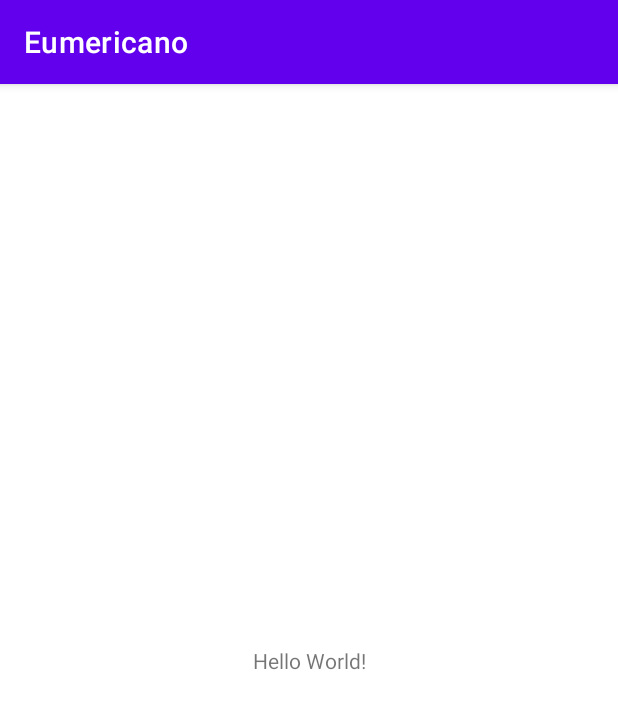
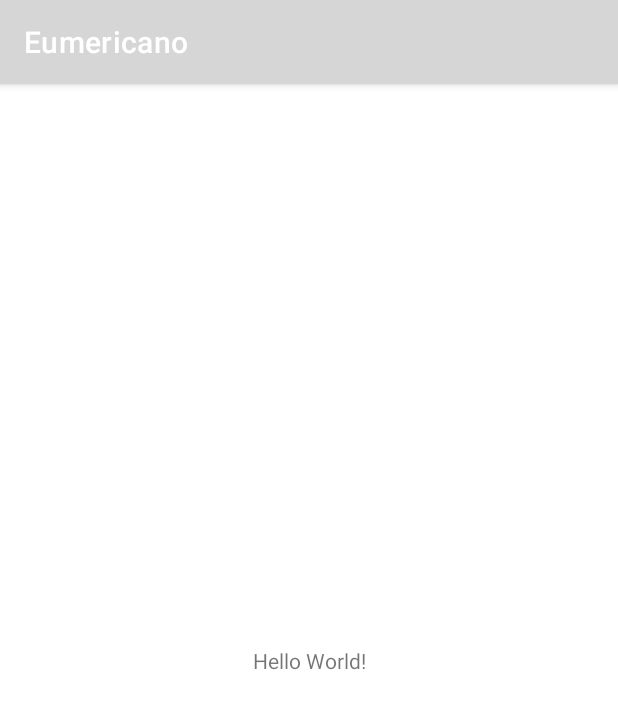
Before and after one commit to Index-dev/What_I_Need, an Android app: the screen it shows after launch (MainActivity), on a phone screen of 412 x 824 dp. Shown: the top 709 px of the screen. Run offline under Robolectric (Android 15) with nearby library versions, the phone set to English and light mode, and no system bars.

Commit message:
feat: Add splash bg and set theme color

```diff
--- a/younghyun/app/src/main/res/values/colors.xml
+++ b/younghyun/app/src/main/res/values/colors.xml
@@ -1,10 +1,10 @@
 <?xml version="1.0" encoding="utf-8"?>
 <resources>
-    <color name="purple_200">#FFBB86FC</color>
-    <color name="purple_500">#FF6200EE</color>
-    <color name="purple_700">#FF3700B3</color>
-    <color name="teal_200">#FF03DAC5</color>
-    <color name="teal_700">#FF018786</color>
-    <color name="black">#FF000000</color>
-    <color name="white">#FFFFFFFF</color>
+    <color name="primary">#FC9732</color>
+    <color name="secondary">#E69D22</color>
+    <color name="third">#FEC326</color>
+    <color name="fourth">#E66822</color>
+    <color name="fives">#FE5326</color>
+    <color name="black">#ff070707</color>
+    <color name="white">#FFF2F2F2</color>
 </resources>
```
Also changed, not shown: younghyun/app/src/main/res/drawable/bg_gradient.xml (added, +9 -0 lines), younghyun/app/src/main/res/drawable/splash_background.xml (added, +9 -0 lines).
